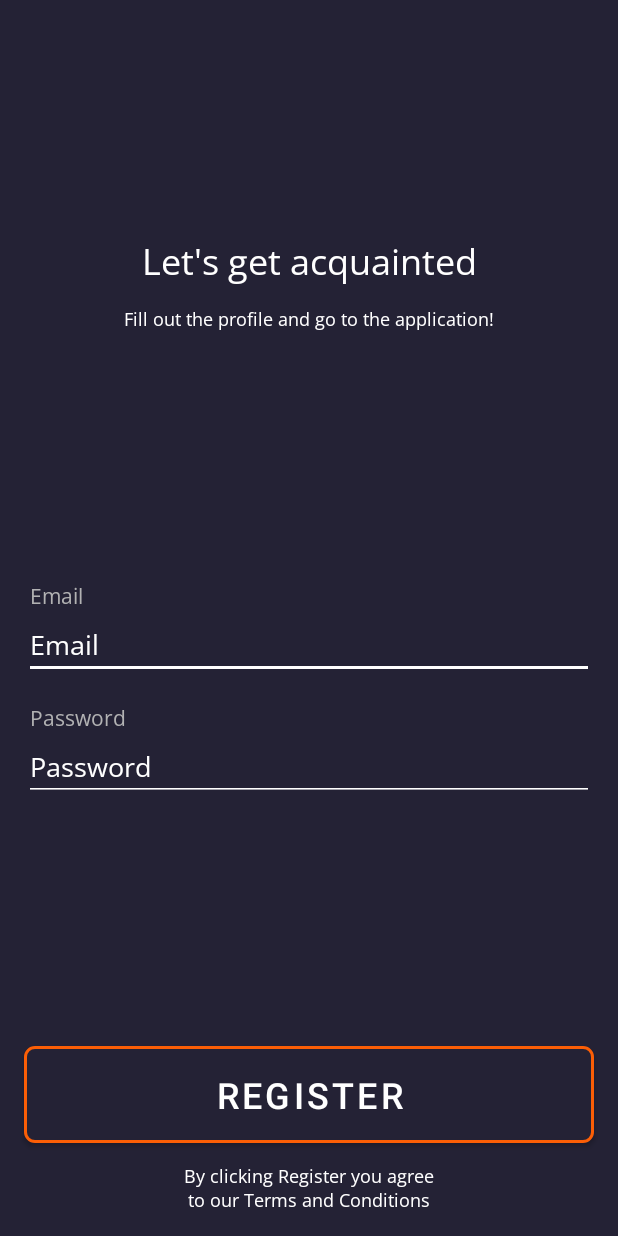
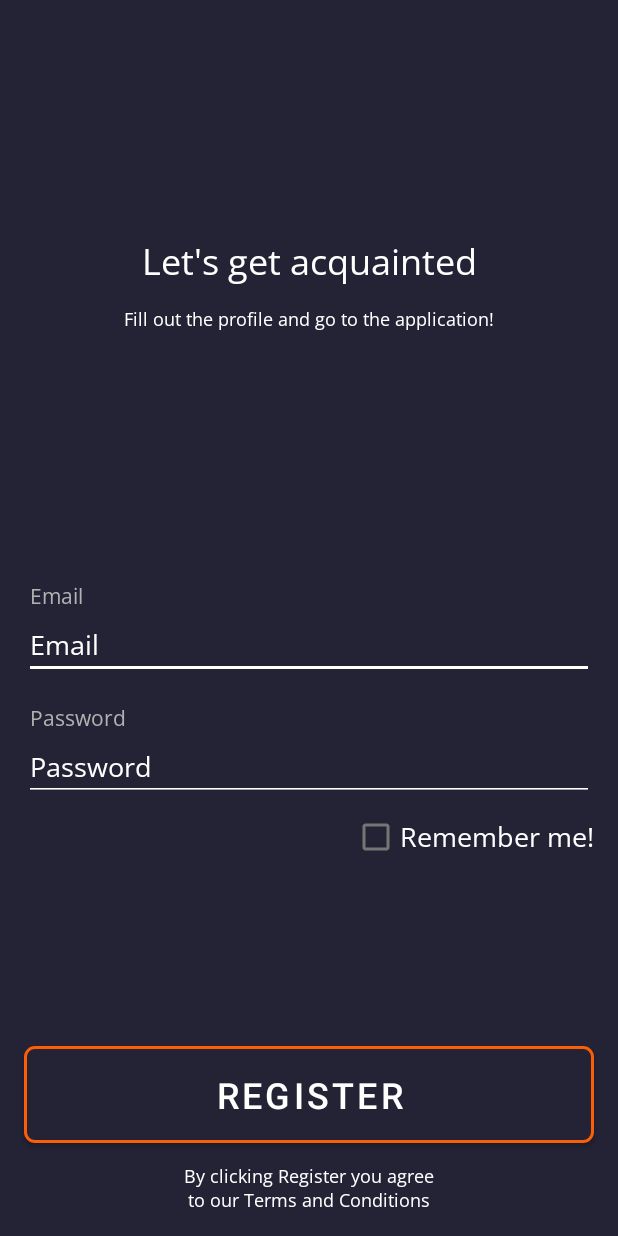
Before and after one commit to TerryQuiet/Assignment1, an Android app: the screen it shows after launch (AuthActivity), on a phone screen of 412 x 824 dp. Run offline under Robolectric (Android 15) with nearby library versions, the phone set to English and light mode, and no system bars.

Commit message:
saving credentials implemented with sharedPreferences

```diff
--- a/app/src/main/java/tk/quietdev/assignment1/AuthActivity.kt
+++ b/app/src/main/java/tk/quietdev/assignment1/AuthActivity.kt
@@ -1,30 +1,53 @@
 package tk.quietdev.assignment1
 
+
+import android.content.Context
 import android.content.Intent
+import android.content.SharedPreferences
 import android.graphics.Color
 import android.os.Bundle
+import android.util.Log
 import android.view.View
 import androidx.appcompat.app.AppCompatActivity
 import com.google.android.material.snackbar.Snackbar
 import tk.quietdev.assignment1.databinding.ActivityAuthBinding
 
+const val IS_REMEMBER = "isSaveChecked"
+const val EMAIL = "email"
+const val PASSWORD = "password"
+
+
+private const val TAG = "AuthActivity"
 
 class AuthActivity : AppCompatActivity() {
 
     private lateinit var binding: ActivityAuthBinding
     private lateinit var db: DB
+    private lateinit var preferences : SharedPreferences
+
 
     override fun onCreate(savedInstanceState: Bundle?) {
         super.onCreate(savedInstanceState)
         this.supportActionBar?.hide()
         db = DB()
         binding = ActivityAuthBinding.inflate(layoutInflater)
-        val view = binding.root
-        setContentView(view)
+        preferences = getSharedPreferences(packageName, Context.MODE_PRIVATE)
+
+        setContentView(binding.root)
+
+        getCredentials()
 
         binding.btnRegister.setOnClickListener {
             login(it)
         }
+
+    }
+
+    private fun getCredentials() {
+        binding.etEmail.setText(preferences.getString(EMAIL,""))
+        binding.etPassword.setText(preferences.getString(PASSWORD,""))
+        val isChecked = preferences.getBoolean(IS_REMEMBER,false)
+        binding.checkBoxRemember.isChecked = isChecked
     }
 
     private fun login(view: View) {
@@ -40,6 +63,12 @@ class AuthActivity : AppCompatActivity() {
                 putExtra(User.PHYSICAL_ADDRESS, user.physicalAddress)
                 putExtra(User.PICTURE, user.picture)
             }
+
+            if (binding.checkBoxRemember.isChecked) {
+                saveCredentials()
+            } else {
+                clearCredentials()
+            }
             startActivity(intent)
             //finish() //should it be done like that?
         } else {
@@ -54,5 +83,18 @@ class AuthActivity : AppCompatActivity() {
 
     }
 
+    private fun clearCredentials() {
+        preferences.edit().clear().apply()
+    }
+
+    private fun saveCredentials() {
+        preferences.edit()
+            .putBoolean(IS_REMEMBER, binding.checkBoxRemember.isChecked)
+            .putString(EMAIL, binding.etEmail.text.toString())
+            .putString(PASSWORD, binding.etPassword.text.toString())
+            .apply()
+        Log.d(TAG, "saveCredentials: SAVED")
+    }
+
 
 }
--- a/app/src/main/res/layout/activity_auth.xml
+++ b/app/src/main/res/layout/activity_auth.xml
@@ -22,7 +22,6 @@
 
             app:layout_constraintBottom_toTopOf="@+id/container_editables"
             app:layout_constraintEnd_toEndOf="parent"
-            app:layout_constraintHorizontal_bias="0.5"
             app:layout_constraintStart_toStartOf="parent"
             app:layout_constraintTop_toTopOf="parent"
             app:layout_constraintVertical_chainStyle="spread">
@@ -53,7 +52,6 @@
             android:orientation="vertical"
             app:layout_constraintBottom_toTopOf="@+id/btn_register"
             app:layout_constraintEnd_toEndOf="parent"
-            app:layout_constraintHorizontal_bias="0.5"
             app:layout_constraintStart_toStartOf="parent"
             app:layout_constraintTop_toBottomOf="@+id/container_message">
 
@@ -121,8 +119,6 @@
             app:layout_constraintBottom_toTopOf="@+id/tv_terms"
             app:layout_constraintEnd_toEndOf="parent"
             app:layout_constraintStart_toStartOf="parent"
-
-            app:layout_constraintVertical_bias="0"
             app:strokeColor="?attr/colorSecondary"
             app:strokeWidth="2dp" />
 
@@ -140,6 +136,19 @@
             app:layout_constraintEnd_toEndOf="parent"
             app:layout_constraintStart_toStartOf="parent" />
 
+        <CheckBox
+            android:id="@+id/checkBox_remember"
+            android:layout_width="wrap_content"
+            android:layout_height="wrap_content"
+            android:text="@string/remember_me"
+            style="@style/TextAppearance.H2"
+            android:layout_marginHorizontal="16dp"
+            app:layout_constraintVertical_bias="0"
+            android:textColor="?attr/colorOnPrimary"
+            app:layout_constraintBottom_toTopOf="@+id/btn_register"
+            app:layout_constraintEnd_toEndOf="parent"
+            app:layout_constraintTop_toBottomOf="@+id/container_editables" />
+
 
     </androidx.constraintlayout.widget.ConstraintLayout>
 </ScrollView>
--- a/app/src/main/res/values/strings.xml
+++ b/app/src/main/res/values/strings.xml
@@ -9,4 +9,5 @@
     <string name="auth_instruction">Fill out the profile and go to the application!</string>
     <string name="auth_terms">By clicking Register you agree\nto our Terms and Conditions</string>
     <string name="register">Register</string>
+    <string name="remember_me">Remember me!</string>
 </resources>
```
